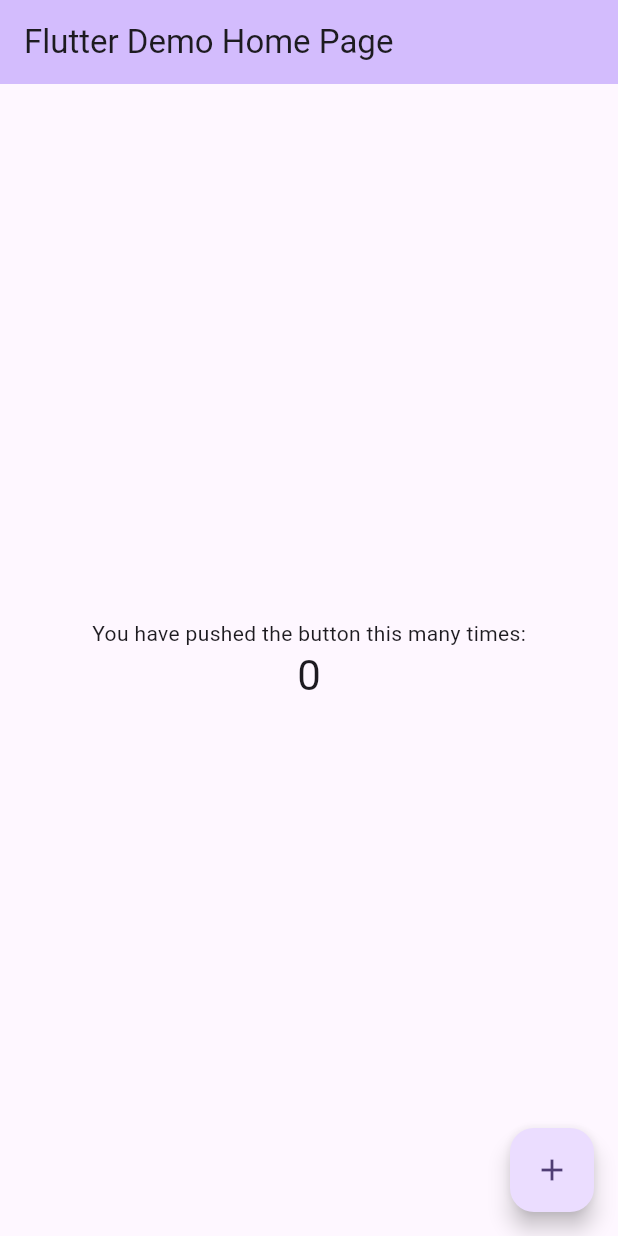
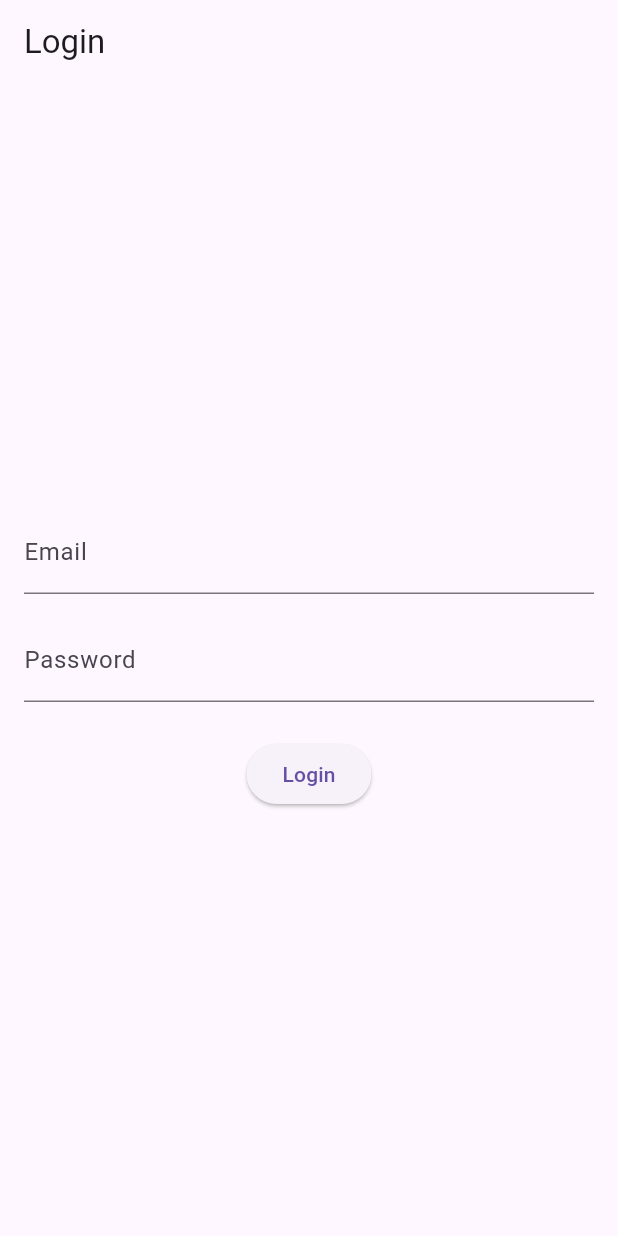
Before and after one commit to SooryaD/flutter_electric_field, a Flutter app: the screen it shows after launch, on a phone screen of 412 x 824 dp. Run offline on Flutter 3.47's test engine with Material 3 defaults, Android fonts, the phone set to English and light mode, and no system bars.

Commit message:
modified the entire codebase

```diff
--- a/lib/main.dart
+++ b/lib/main.dart
@@ -1,121 +1,40 @@
 import 'package:flutter/material.dart';
 
 void main() {
-  runApp(const MyApp());
+  runApp(const FieldTechApp());
 }
 
-class MyApp extends StatelessWidget {
-  const MyApp({super.key});
+class FieldTechApp extends StatelessWidget {
+  const FieldTechApp({super.key});
 
-  // This widget is the root of your application.
   @override
   Widget build(BuildContext context) {
-    return MaterialApp(
-      title: 'Flutter Demo',
-      theme: ThemeData(
-        // This is the theme of your application.
-        //
-        // TRY THIS: Try running your application with "flutter run". You'll see
-        // the application has a purple toolbar. Then, without quitting the app,
-        // try changing the seedColor in the colorScheme below to Colors.green
-        // and then invoke "hot reload" (save your changes or press the "hot
-        // reload" button in a Flutter-supported IDE, or press "r" if you used
-        // the command line to start the app).
-        //
-        // Notice that the counter didn't reset back to zero; the application
-        // state is not lost during the reload. To reset the state, use hot
-        // restart instead.
-        //
-        // This works for code too, not just values: Most code changes can be
-        // tested with just a hot reload.
-        colorScheme: .fromSeed(seedColor: Colors.deepPurple),
-      ),
-      home: const MyHomePage(title: 'Flutter Demo Home Page'),
-    );
+    return MaterialApp(title: 'FieldTech', home: const LoginScreen());
   }
 }
 
-class MyHomePage extends StatefulWidget {
-  const MyHomePage({super.key, required this.title});
-
-  // This widget is the home page of your application. It is stateful, meaning
-  // that it has a State object (defined below) that contains fields that affect
-  // how it looks.
-
-  // This class is the configuration for the state. It holds the values (in this
-  // case the title) provided by the parent (in this case the App widget) and
-  // used by the build method of the State. Fields in a Widget subclass are
-  // always marked "final".
-
-  final String title;
-
-  @override
-  State<MyHomePage> createState() => _MyHomePageState();
-}
-
-class _MyHomePageState extends State<MyHomePage> {
-  int _counter = 0;
-
-  void _incrementCounter() {
-    setState(() {
-      // This call to setState tells the Flutter framework that something has
-      // changed in this State, which causes it to rerun the build method below
-      // so that the display can reflect the updated values. If we changed
-      // _counter without calling setState(), then the build method would not be
-      // called again, and so nothing would appear to happen.
-      _counter++;
-    });
-  }
+class LoginScreen extends StatelessWidget {
+  const LoginScreen({super.key});
 
   @override
   Widget build(BuildContext context) {
-    // This method is rerun every time setState is called, for instance as done
-    // by the _incrementCounter method above.
-    //
-    // The Flutter framework has been optimized to make rerunning build methods
-    // fast, so that you can just rebuild anything that needs updating rather
-    // than having to individually change instances of widgets.
     return Scaffold(
-      appBar: AppBar(
-        // TRY THIS: Try changing the color here to a specific color (to
-        // Colors.amber, perhaps?) and trigger a hot reload to see the AppBar
-        // change color while the other colors stay the same.
-        backgroundColor: Theme.of(context).colorScheme.inversePrimary,
-        // Here we take the value from the MyHomePage object that was created by
-        // the App.build method, and use it to set our appbar title.
-        title: Text(widget.title),
-      ),
-      body: Center(
-        // Center is a layout widget. It takes a single child and positions it
-        // in the middle of the parent.
+      appBar: AppBar(title: const Text('Login')),
+      body: Padding(
+        padding: const EdgeInsets.all(16),
         child: Column(
-          // Column is also a layout widget. It takes a list of children and
-          // arranges them vertically. By default, it sizes itself to fit its
-          // children horizontally, and tries to be as tall as its parent.
-          //
-          // Column has various properties to control how it sizes itself and
-          // how it positions its children. Here we use mainAxisAlignment to
-          // center the children vertically; the main axis here is the vertical
-          // axis because Columns are vertical (the cross axis would be
-          // horizontal).
-          //
-          // TRY THIS: Invoke "debug painting" (choose the "Toggle Debug Paint"
-          // action in the IDE, or press "p" in the console), to see the
-          // wireframe for each widget.
-          mainAxisAlignment: .center,
+          mainAxisAlignment: MainAxisAlignment.center,
           children: [
-            const Text('You have pushed the button this many times:'),
-            Text(
-              '$_counter',
-              style: Theme.of(context).textTheme.headlineMedium,
+            TextField(decoration: const InputDecoration(labelText: 'Email')),
+            const SizedBox(height: 16),
+            TextField(
+              decoration: const InputDecoration(labelText: 'Password'),
+              obscureText: true,
             ),
+            const SizedBox(height: 24),
+            ElevatedButton(onPressed: () {}, child: const Text('Login')),
           ],
         ),
-      ),
-      floatingActionButton: FloatingActionButton(
-        onPressed: _incrementCounter,
-        tooltip: 'Increment',
-        child: const Icon(Icons.add),
       ),
     );
   }
```
